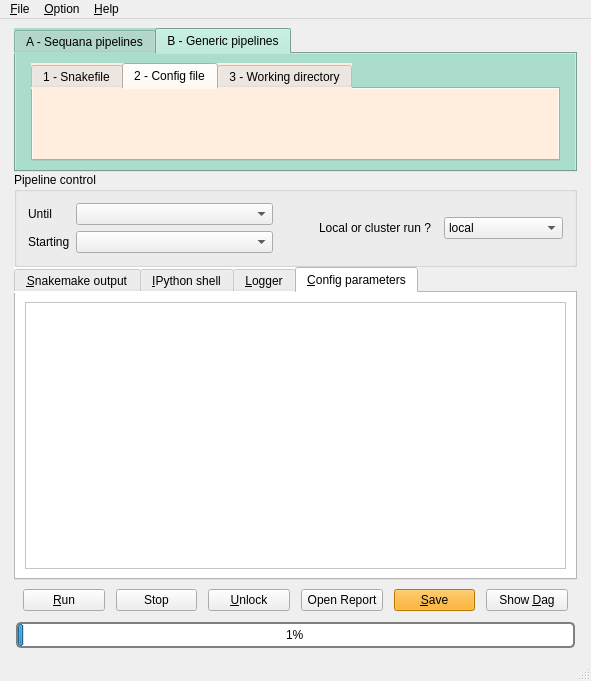
First picture: the form in sequana/gui/mainwindow.ui, repository vladsaveliev/sequana, before the edit.
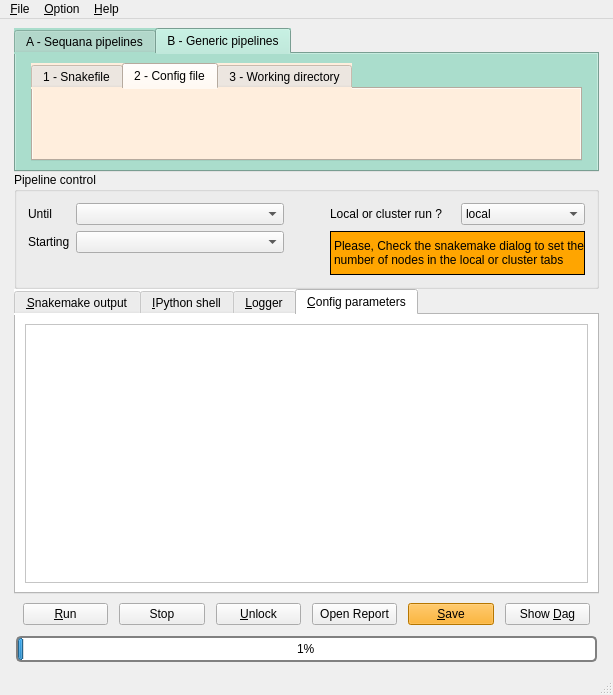
Second picture: the form after the edit.

The edit to the form file:
```diff
--- a/sequana/gui/mainwindow.ui
+++ b/sequana/gui/mainwindow.ui
@@ -6,8 +6,8 @@
    <rect>
     <x>0</x>
     <y>0</y>
-    <width>591</width>
-    <height>681</height>
+    <width>613</width>
+    <height>695</height>
    </rect>
   </property>
   <property name="sizePolicy">
@@ -382,7 +382,9 @@
             </spacer>
            </item>
            <item>
-            <layout class="QHBoxLayout" name="horizontalLayout_4">
+            <layout class="QVBoxLayout" name="verticalLayout_5">
+             <item>
+              <layout class="QHBoxLayout" name="horizontalLayout_5">
              <item>
               <widget class="QLabel" name="label_3">
                <property name="text">
@@ -406,6 +408,30 @@
              </item>
             </layout>
            </item>
+             <item>
+              <widget class="QLabel" name="label_4">
+               <property name="autoFillBackground">
+                <bool>false</bool>
+               </property>
+               <property name="styleSheet">
+                <string notr="true">background-color:orange</string>
+               </property>
+               <property name="frameShape">
+                <enum>QFrame::Box</enum>
+               </property>
+               <property name="text">
+                <string>Please, Check the snakemake dialog to set the number of nodes in the local or cluster tabs</string>
+               </property>
+               <property name="wordWrap">
+                <bool>true</bool>
+               </property>
+               <property name="margin">
+                <number>1</number>
+               </property>
+              </widget>
+             </item>
+            </layout>
+           </item>
           </layout>
          </item>
         </layout>
@@ -557,8 +583,8 @@
               <rect>
                <x>0</x>
                <y>0</y>
-               <width>539</width>
-               <height>247</height>
+               <width>561</width>
+               <height>227</height>
               </rect>
              </property>
             </widget>
@@ -733,7 +759,7 @@
     <rect>
      <x>0</x>
      <y>0</y>
-     <width>591</width>
+     <width>613</width>
      <height>19</height>
     </rect>
    </property>
```
Left out of the diff: 1 changed line with no effect on the pictures. Lines whose indentation alone changed are shown as unchanged.
